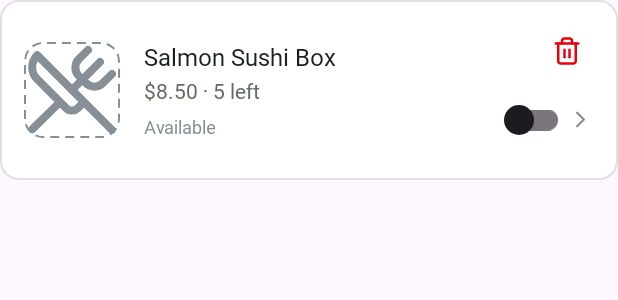
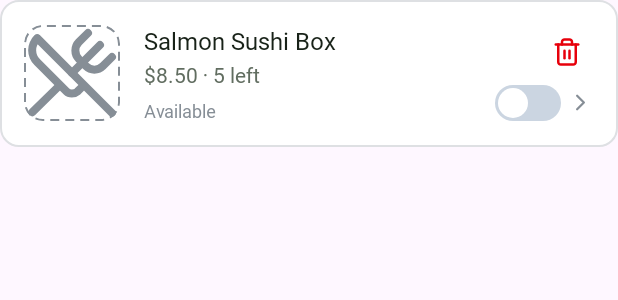
Before and after one commit to 3175-Android-Project/FoodWastageReductionApp, an Android app: the layout item_food_manager.xml on its own in the app's theme, with its tools: preview values and no code run, on a phone screen of 412 x 824 dp. Shown: the top 300 px of the screen. Run offline under Robolectric (Android 15) with nearby library versions, the phone set to English and light mode, and no system bars.

Commit message:
Implement custom switch toggle and add out-of-stock validation in food manager

```diff
--- /dev/null
+++ b/app/src/main/res/drawable/bg_switch_track_off.xml
@@ -0,0 +1,6 @@
+<?xml version="1.0" encoding="utf-8"?>
+<shape xmlns:android="http://schemas.android.com/apk/res/android"
+    android:shape="rectangle">
+    <solid android:color="#CBD5E1" />
+    <corners android:radius="999dp" />
+</shape>
--- /dev/null
+++ b/app/src/main/res/drawable/bg_switch_track_on.xml
@@ -0,0 +1,6 @@
+<?xml version="1.0" encoding="utf-8"?>
+<shape xmlns:android="http://schemas.android.com/apk/res/android"
+    android:shape="rectangle">
+    <solid android:color="#4CAF50" />
+    <corners android:radius="999dp" />
+</shape>
--- a/app/src/main/res/layout/item_food_manager.xml
+++ b/app/src/main/res/layout/item_food_manager.xml
@@ -84,18 +84,28 @@
             android:gravity="center_vertical"
             android:orientation="horizontal">
 
-            <androidx.appcompat.widget.SwitchCompat
-                android:id="@+id/switchAvailable"
-                android:layout_width="wrap_content"
-                android:layout_height="wrap_content"
-                android:thumb="@drawable/bg_switch_thumb"
-                android:track="@drawable/bg_switch_track"
-                tools:ignore="UseSwitchCompatOrMaterialXml" />
+            <FrameLayout
+                android:id="@+id/switchContainer"
+                android:layout_width="44dp"
+                android:layout_height="24dp"
+                android:background="@drawable/bg_switch_track_off"
+                android:clickable="true"
+                android:focusable="true"
+                android:padding="2dp">
+
+                <View
+                    android:id="@+id/switchThumb"
+                    android:layout_width="20dp"
+                    android:layout_height="20dp"
+                    android:layout_gravity="center_vertical|start"
+                    android:background="@drawable/bg_switch_thumb" />
+
+            </FrameLayout>
 
             <ImageView
                 android:layout_width="18dp"
                 android:layout_height="18dp"
-                android:layout_marginStart="2dp"
+                android:layout_marginStart="4dp"
                 android:importantForAccessibility="no"
                 android:src="@drawable/icon_right"
                 app:tint="@color/text_tertiary" />
```
Also changed, not shown: app/src/main/java/com/project/foodwastagereductionapp/manager/FoodAdapter.java (+52 -17 lines).
